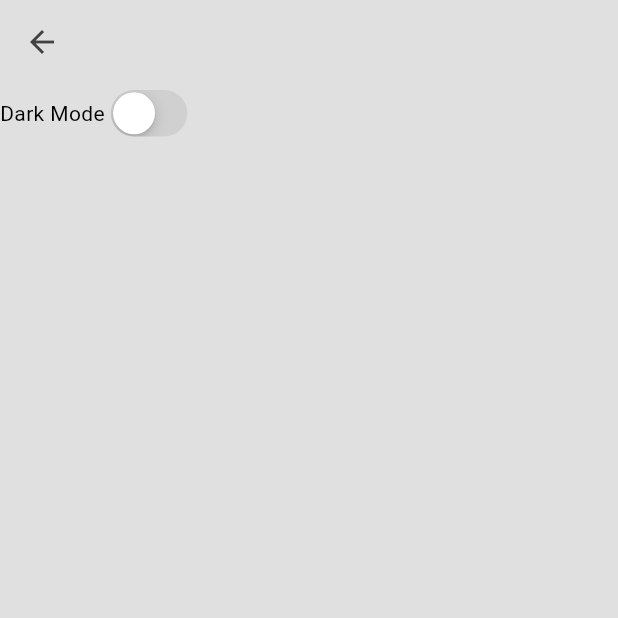
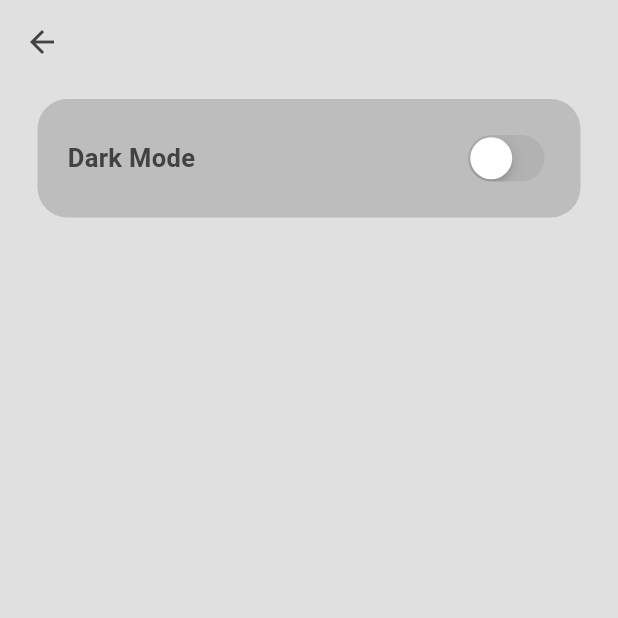
Before and after one commit to RizPur/LucidLogs, a Flutter app: the screen it shows after launch, in the side drawer, after a tap on "Statistics", on a phone screen of 412 x 824 dp, the top half of it. Run offline on Flutter 3.47's test engine with Material 3 defaults, Android fonts, the phone set to English and light mode, and no system bars; our stand-ins replace google_fonts, isar; accounts and stored records are empty; generated files the repository leaves out were written again.

Commit message:
settings styked

```diff
--- a/lib/screens/settings.dart
+++ b/lib/screens/settings.dart
@@ -15,11 +15,25 @@ class SettingsPage extends StatelessWidget {
         backgroundColor: Colors.transparent,
         foregroundColor: Theme.of(context).colorScheme.inversePrimary,
       ),
-      body: Row(
-        children: [
-          const Text("Dark Mode"),
-          CupertinoSwitch(value: Provider.of<ThemeProvider>(context, listen: false).isDarkMode, onChanged: (value) => Provider.of<ThemeProvider>(context, listen: false).toggleTheme())
-        ],
+      body: Container(
+        decoration: BoxDecoration(
+          color: Theme.of(context).colorScheme.primary,
+          borderRadius: BorderRadius.circular(20)
+        ),
+        padding: const EdgeInsets.symmetric(vertical: 20, horizontal: 20),
+        margin: const EdgeInsets.only(left: 25, right: 25, top: 10),
+        child: Row(
+          mainAxisAlignment: MainAxisAlignment.spaceBetween,
+          children: [
+            Text("Dark Mode ", style: TextStyle(
+              fontWeight: FontWeight.bold,
+              color: Theme.of(context).colorScheme.inversePrimary,
+              fontSize: 17
+            )
+            ),
+            CupertinoSwitch(value: Provider.of<ThemeProvider>(context, listen: false).isDarkMode, onChanged: (value) => Provider.of<ThemeProvider>(context, listen: false).toggleTheme())
+          ],
+        ),
       ),
     );
   }
--- a/lib/theme/theme.dart
+++ b/lib/theme/theme.dart
@@ -19,6 +19,6 @@ ThemeData darkMode = ThemeData(
     surface: Colors.grey.shade900,
     primary: Colors.grey.shade800,
     secondary: Colors.grey.shade700,
-    inversePrimary: Colors.grey.shade800
+    inversePrimary: Colors.grey.shade300
   )
 );
```
